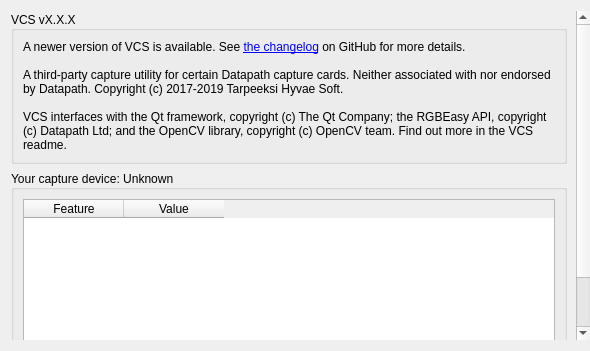
Old version of the form src/display/qt/dialogs/ui/about_dialog.ui in the repository mrehkopf/vcs.
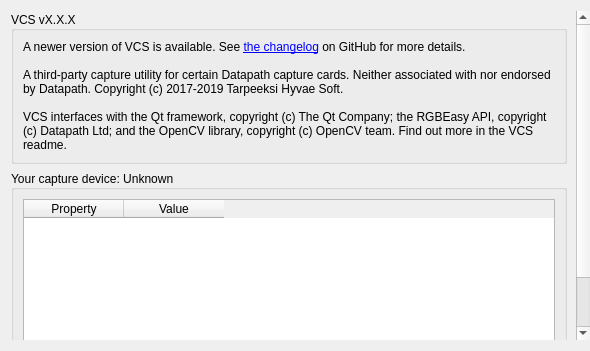
New version of the form.

```diff
--- a/src/display/qt/dialogs/ui/about_dialog.ui
+++ b/src/display/qt/dialogs/ui/about_dialog.ui
@@ -135,7 +135,7 @@
             </property>
             <column>
              <property name="text">
-              <string>Feature</string>
+              <string>Property</string>
              </property>
             </column>
             <column>
```
